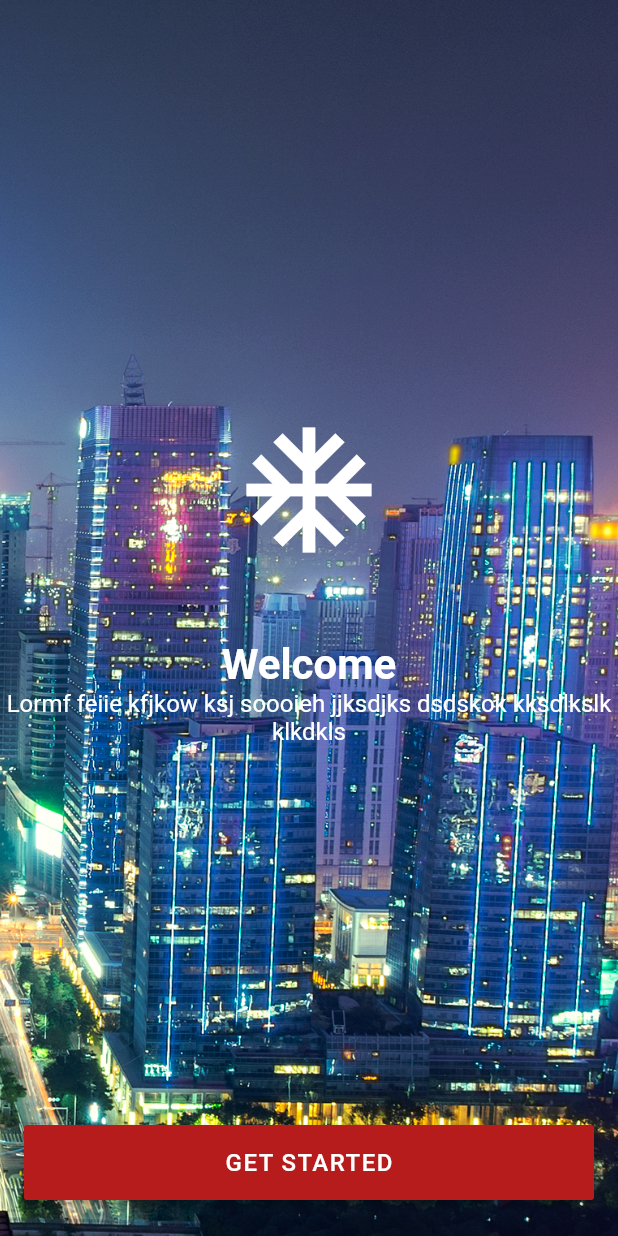
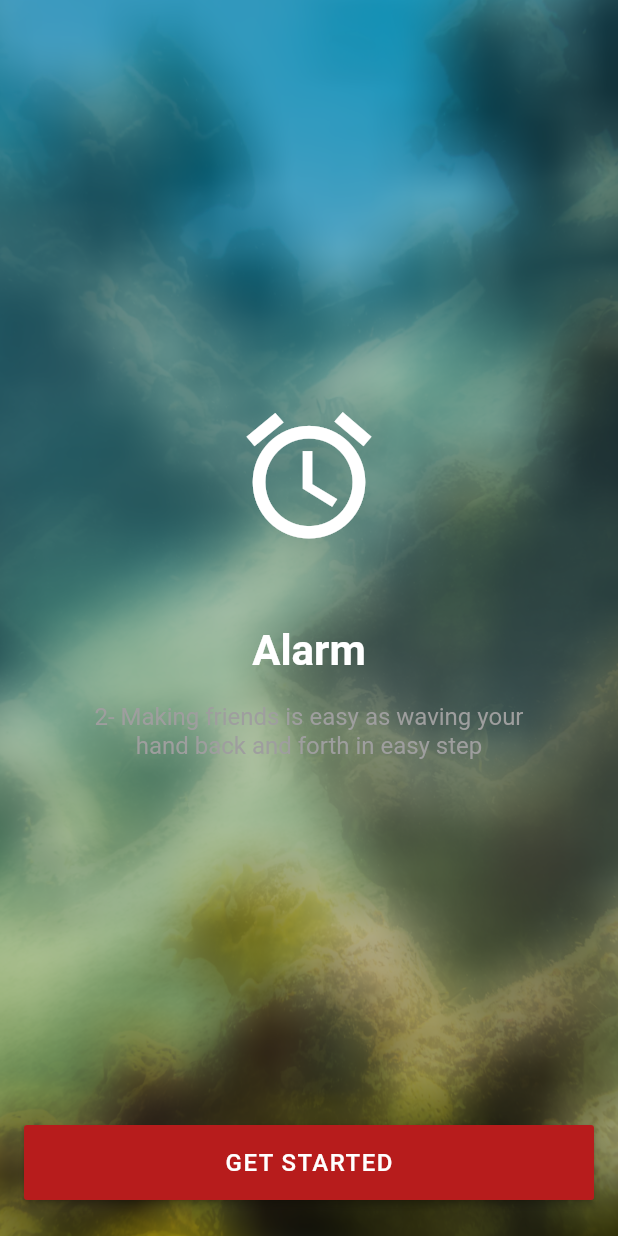
Before and after one commit to HishamZeyad1/news_app, a Flutter app: the screen it shows after launch, swiped to page 2, on a phone screen of 412 x 824 dp. Run offline on Flutter 3.47's test engine with Material 2 defaults, Android fonts, the phone set to English and light mode, and no system bars.

Commit message:
it made the Home Screen a dynamic Screen

```diff
--- a/lib/OnBoarding.dart
+++ b/lib/OnBoarding.dart
@@ -1,17 +1,36 @@
 import 'package:flutter/material.dart';
-
+import 'PageModel.dart';
 class OnBoarding extends StatefulWidget {
   @override
   _OnBoardingState createState() => _OnBoardingState();
 }
 
 class _OnBoardingState extends State<OnBoarding> {
+  List<PageModel> pages;
+// ValueNotifier<int> _pageViewNotifier = ValueNotifier(0);
+  void _addPages(){
+    pages = List<PageModel>();
+    pages.add(PageModel('Welcome',
+        '1- Making friends is easy as waving your hand back and forth in easy step',
+        Icons.ac_unit, 'assets/images/bg.png'));
+    pages.add(PageModel('Alarm',
+        '2- Making friends is easy as waving your hand back and forth in easy step',
+        Icons.access_alarms, 'assets/images/bg3.png'));
+    pages.add(PageModel('Print',
+        '3- Making friends is easy as waving your hand back and forth in easy step',
+        Icons.map, 'assets/images/bg.png'));
+    pages.add(PageModel('Map',
+        '4- Making friends is easy as waving your hand back and forth in easy step',
+        Icons.ac_unit, 'assets/images/bg4.png'));
+  }
+
   @override
   Widget build(BuildContext context) {
-    return Scaffold(
-      body: Stack(
-        children: [
-          PageView.builder(
+    _addPages();
+    return  Stack(
+        children: <Widget>[
+          Scaffold(
+            body: PageView.builder(
               // ignore: missing_return
               itemBuilder: (context, index) {
                 return Stack(
@@ -19,7 +38,7 @@ class _OnBoardingState extends State<OnBoarding> {
                     Container(
                       decoration: BoxDecoration(
                           image: DecorationImage(
-                      image: ExactAssetImage("assets/images/bg2.png"),
+                        image: ExactAssetImage(pages[ index ].image),
                         fit: BoxFit.cover,
                       )),
                     ),
@@ -29,14 +48,14 @@ class _OnBoardingState extends State<OnBoarding> {
                       children: [
                         Transform.translate(
                           child: Icon(
-                          Icons.ac_unit,
+                            pages[ index ].icon,
                             size: 100,
                             color: Colors.white,
                           ),
                           offset: Offset(0, -50),
                         ),
                         Text(
-                        "Welcome",
+                          pages[index].title,
                           style: TextStyle(
                             color: Colors.white,
                             fontSize: 28,
@@ -45,20 +64,24 @@ class _OnBoardingState extends State<OnBoarding> {
                           textAlign: TextAlign.center,
 
                         ),
-                      Text(
-                          "Lormf feiie kfjkow ksj soooieh jjksdjks dsdskok kksdlkslk klkdkls ",
+                        Padding(
+                          padding: const EdgeInsets.only(left: 48, right: 48, top: 18),
+                          child: Text(
+                            pages[ index ].description,
                               style: TextStyle(
-                            color: Colors.white,
+                                color: Colors.grey,
                                 fontSize: 16,
                               ),
                               textAlign: TextAlign.center,
+                              ),
                         ),
                       ],
                     ),
                   ],
                 );
               },
-            itemCount: 5,
+              itemCount: pages.length,
+            ),
           ),
           Align(
             alignment: Alignment.bottomCenter,
@@ -83,7 +106,6 @@ class _OnBoardingState extends State<OnBoarding> {
             ),
           ),
         ],
-      ),
       );
   }
 }
--- /dev/null
+++ b/lib/PageModel.dart
@@ -0,0 +1,19 @@
+import 'package:flutter/material.dart';
+
+class PageModel {
+  String _title;
+  String _description;
+  IconData _icon;
+  String _image;
+
+  PageModel(this._title, this._description, this._icon, this._image);
+
+  String get image => _image;
+
+  IconData get icon => _icon;
+
+  String get description => _description;
+
+  String get title => _title;
+
+}
```
Lines whose indentation alone changed are shown as unchanged.
